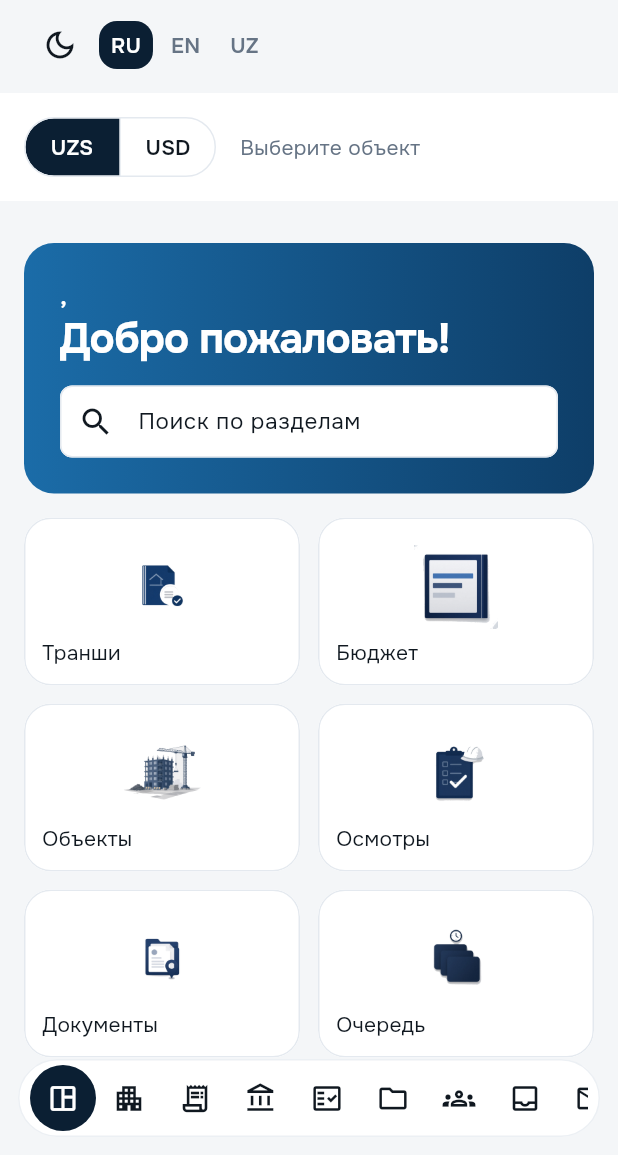
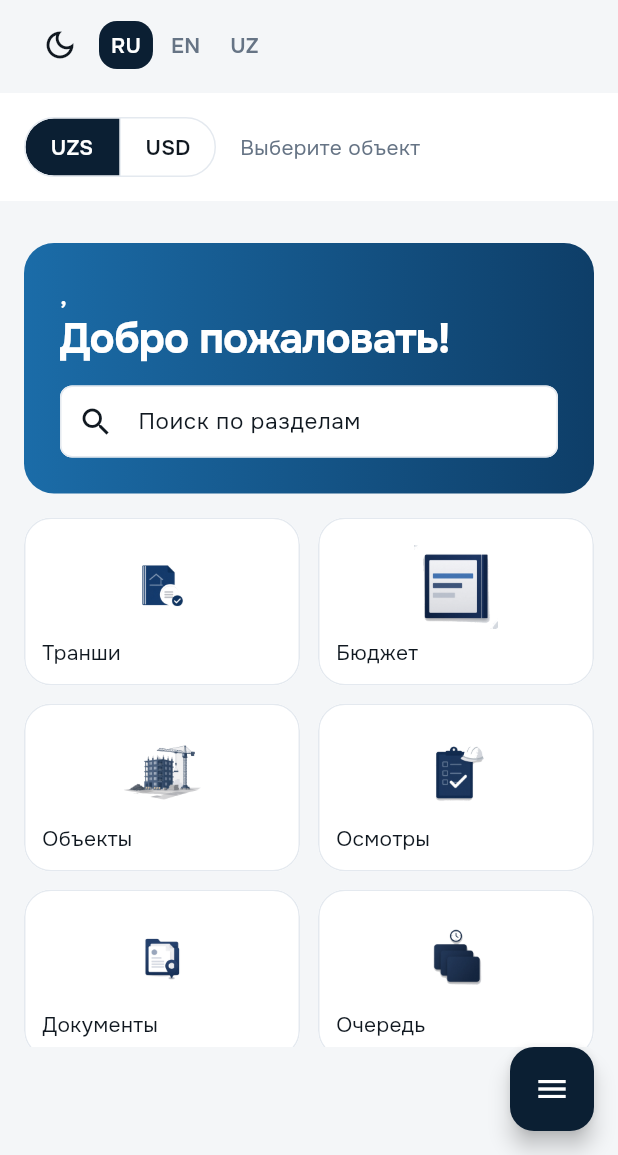
Before and after one commit to waperaso/iBuild, a Flutter app: the _DeskShell screen opened directly with empty values, after a tap on the "chevron left" icon, after a tap on the "chevron right" icon, after a tap on "Главная", on a phone screen of 412 x 824 dp, the part 81-1236 px from its top. Run offline on Flutter 3.47's test engine with Material 3 defaults, Android fonts, the phone set to English and light mode, and no system bars; our stand-ins replace go_router, web; missing offline and left inert: dart:js_interop, dart:ui_web; accounts and stored records are empty; network calls fail.

Commit message:
Open the phone menu from one button so sections are never cut off.

```diff
--- a/app/lib/shell.dart
+++ b/app/lib/shell.dart
@@ -160,13 +160,18 @@ class _PhoneShell extends StatelessWidget {
   @override
   Widget build(BuildContext context) {
     return Scaffold(
+      floatingActionButton: const _NavList(compact: true),
       body: SafeArea(
         child: Column(
           children: [
             const _PhoneBar(),
             const _TopBar(compact: true),
-            Expanded(child: child),
-            const _NavList(compact: true),
+            Expanded(
+              child: Padding(
+                padding: const EdgeInsets.only(bottom: 72),
+                child: child,
+              ),
+            ),
           ],
         ),
       ),
@@ -548,46 +553,7 @@ class _NavList extends StatelessWidget {
         ),
       );
     }
-    final colors = context.colors;
-    return Padding(
-      padding: const EdgeInsets.fromLTRB(
-        AppSpacing.md,
-        0,
-        AppSpacing.md,
-        AppSpacing.md,
-      ),
-      child: DecoratedBox(
-        key: const Key('bottom-nav'),
-        decoration: BoxDecoration(
-          color: colors.surface,
-          borderRadius: BorderRadius.circular(AppRadii.pill),
-          border: Border.all(color: colors.outline.withValues(alpha: 0.7)),
-        ),
-        child: Padding(
-          padding: const EdgeInsets.symmetric(horizontal: AppSpacing.sm, vertical: AppSpacing.xs),
-          child: LayoutBuilder(
-            builder: (context, constraints) {
-              // Captions do not fit on a phone, so each item is an icon.
-              // They share the bar when they fit, and scroll when a role has more.
-              const slot = 52.0;
-              final buttons = [
-                for (final item in items) _NavButton(spec: item, pill: true),
-              ];
-              if (items.length * slot <= constraints.maxWidth) {
-                return Row(
-                  mainAxisAlignment: MainAxisAlignment.spaceEvenly,
-                  children: buttons,
-                );
-              }
-              return SingleChildScrollView(
-                scrollDirection: Axis.horizontal,
-                child: Row(children: buttons),
-              );
-            },
-          ),
-        ),
-      ),
-    );
+    return _PhoneMenu(items: items);
   }
 }
 
@@ -1284,16 +1250,95 @@ class _NavSpec {
   final Key badgeKey;
 }
 
+/// One button on a phone. It opens every section, so nothing is clipped off the edge.
+class _PhoneMenu extends StatelessWidget {
+  const _PhoneMenu({required this.items});
+
+  final List<_NavSpec> items;
+
+  @override
+  Widget build(BuildContext context) {
+    final colors = context.colors;
+    final t = Tx.of(context);
+    final waiting = [for (final item in items) if (item.badge != null) item.badge!];
+    return FloatingActionButton(
+      key: const Key('bottom-nav'),
+      tooltip: t('Меню', 'Menu', 'Menyu'),
+      backgroundColor: colors.accent,
+      foregroundColor: colors.onAccent,
+      onPressed: () => _open(context),
+      child: Badge(
+        isLabelVisible: waiting.isNotEmpty,
+        label: Text(waiting.length == 1 ? waiting.first : '${waiting.length}'),
+        child: const Icon(Icons.menu),
+      ),
+    );
+  }
+
+  void _open(BuildContext context) {
+    final router = GoRouter.of(context);
+    final t = Tx.of(context);
+    showModalBottomSheet<void>(
+      context: context,
+      showDragHandle: true,
+      builder: (sheetContext) {
+        final colors = sheetContext.colors;
+        return SafeArea(
+          child: ListView(
+            shrinkWrap: true,
+            children: [
+              Padding(
+                padding: const EdgeInsets.fromLTRB(AppSpacing.xl, 0, AppSpacing.xl, AppSpacing.sm),
+                child: Text(t('Меню', 'Menu', 'Menyu'), style: Theme.of(sheetContext).textTheme.titleMedium),
+              ),
+              for (final item in items)
+                ListTile(
+                  key: item.key,
+                  leading: Icon(item.icon, color: item.selected ? colors.accent : colors.ink),
+                  title: Text(
+                    item.label,
+                    style: TextStyle(
+                      color: item.selected ? colors.accent : colors.ink,
+                      fontWeight: item.selected ? FontWeight.w700 : FontWeight.w500,
+                    ),
+                  ),
+                  trailing: item.badge == null
+                      ? null
+                      : DecoratedBox(
+                          key: item.badgeKey,
+                          decoration: BoxDecoration(
+                            color: colors.accent,
+                            borderRadius: BorderRadius.circular(AppRadii.pill),
+                          ),
+                          child: Padding(
+                            padding: const EdgeInsets.symmetric(horizontal: 8, vertical: 2),
+                            child: Text(
+                              item.badge!,
+                              style: Theme.of(sheetContext).textTheme.labelMedium?.copyWith(color: colors.onAccent),
+                            ),
+                          ),
+                        ),
+                  onTap: () {
+                    Navigator.of(sheetContext).pop();
+                    router.go(item.location);
+                  },
+                ),
+            ],
+          ),
+        );
+      },
+    );
+  }
+}
+
 class _NavButton extends StatelessWidget {
   const _NavButton({
     required this.spec,
-    this.pill = false,
     this.onDark = false,
     this.iconsOnly = false,
   });
 
   final _NavSpec spec;
-  final bool pill;
   final bool onDark;
   final bool iconsOnly;
 
@@ -1319,26 +1364,17 @@ class _NavButton extends StatelessWidget {
         : (onDark ? colors.onHeroSurface : colors.ink);
     return Material(
       color: background,
-      borderRadius: BorderRadius.circular(pill ? AppRadii.pill : 12),
+      borderRadius: BorderRadius.circular(12),
       clipBehavior: Clip.antiAlias,
       child: InkWell(
         key: spec.key,
         onTap: () => context.go(spec.location),
         child: Padding(
           padding: EdgeInsets.symmetric(
-            horizontal: pill ? 0 : (iconsOnly ? AppSpacing.sm : AppSpacing.lg),
-            vertical: pill ? 0 : 12,
-          ),
-          child: pill
-              ? Tooltip(
-                  message: spec.label,
-                  child: SizedBox(
-                    width: 44,
-                    height: 44,
-                    child: Center(child: _navIcon(foreground)),
-                  ),
-                )
-              : iconsOnly
+            horizontal: iconsOnly ? AppSpacing.sm : AppSpacing.lg,
+            vertical: 12,
+          ),
+          child: iconsOnly
               ? Tooltip(message: spec.label, child: _navIcon(foreground))
               : Row(
                   children: [
```
Also changed, not shown: 2 other files.
